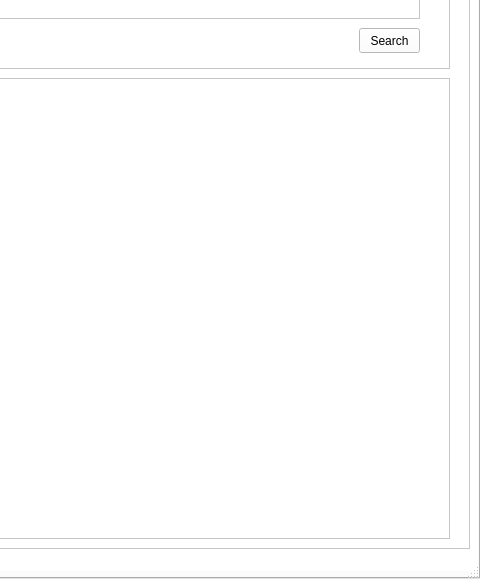
Before: the Qt Designer form mainwindow.ui in B-Sarah/IHM, drawn with Qt 5; both pictures show x 560 to 1040 and y 141 to 720 of the 1040 by 720 pixel window.
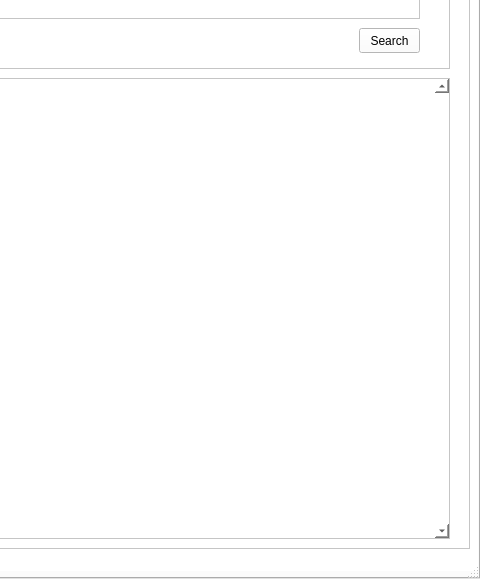
After: the same form once the commit is applied. The open tabs and pages were chosen to show the change. Icons and pictures are not drawn.

What changed in the file:
```diff
--- a/mainwindow.ui
+++ b/mainwindow.ui
@@ -854,10 +854,53 @@
           </rect>
          </property>
         </widget>
-        <zorder></zorder>
-        <zorder>frame_8</zorder>
-        <zorder>label_9</zorder>
-        <zorder>listView_2</zorder>
+        <widget class="QScrollArea" name="scrollFiltering">
+         <property name="geometry">
+          <rect>
+           <x>10</x>
+           <y>170</y>
+           <width>721</width>
+           <height>461</height>
+          </rect>
+         </property>
+         <property name="sizePolicy">
+          <sizepolicy hsizetype="Fixed" vsizetype="Expanding">
+           <horstretch>0</horstretch>
+           <verstretch>0</verstretch>
+          </sizepolicy>
+         </property>
+         <property name="minimumSize">
+          <size>
+           <width>721</width>
+           <height>461</height>
+          </size>
+         </property>
+         <property name="maximumSize">
+          <size>
+           <width>721</width>
+           <height>461</height>
+          </size>
+         </property>
+         <property name="verticalScrollBarPolicy">
+          <enum>Qt::ScrollBarAlwaysOn</enum>
+         </property>
+         <property name="horizontalScrollBarPolicy">
+          <enum>Qt::ScrollBarAlwaysOff</enum>
+         </property>
+         <property name="widgetResizable">
+          <bool>true</bool>
+         </property>
+         <widget class="QWidget" name="scrollAreaWidgetContents">
+          <property name="geometry">
+           <rect>
+            <x>0</x>
+            <y>0</y>
+            <width>705</width>
+            <height>459</height>
+           </rect>
+          </property>
+         </widget>
+        </widget>
        </widget>
       </widget>
      </widget>
@@ -978,7 +1021,7 @@
      </widget>
     </widget>
    </widget>
-   <widget class="QWidget" name="">
+   <widget class="QWidget" name="layoutWidget">
     <property name="geometry">
      <rect>
       <x>0</x>
```
Left out of the diff: 52 changed lines with no effect on the pictures.
